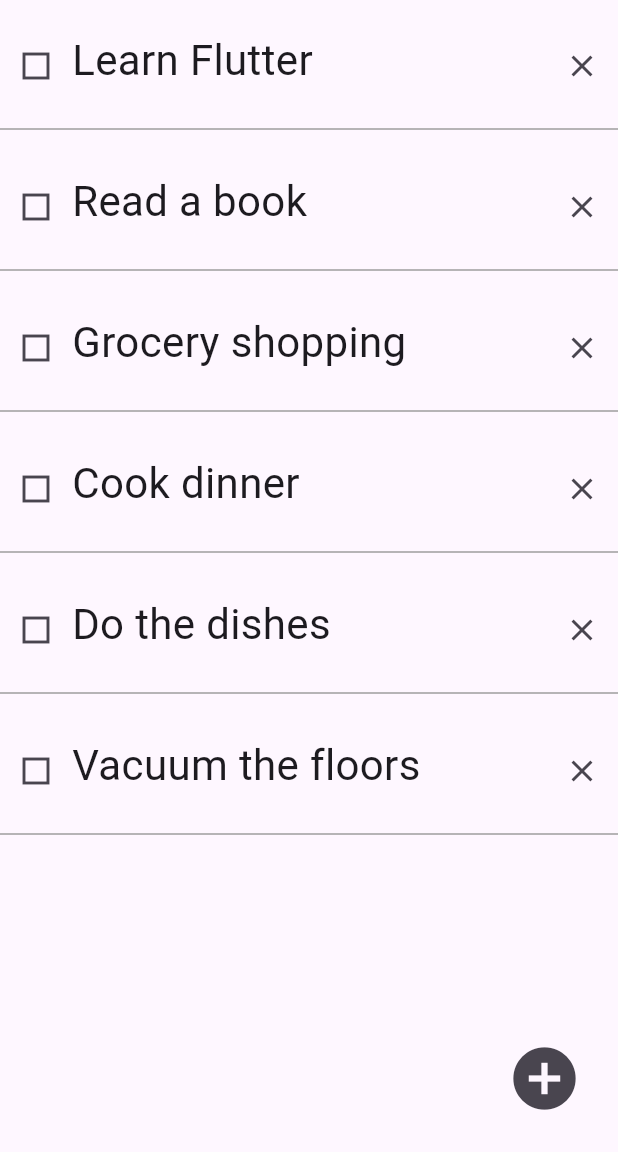
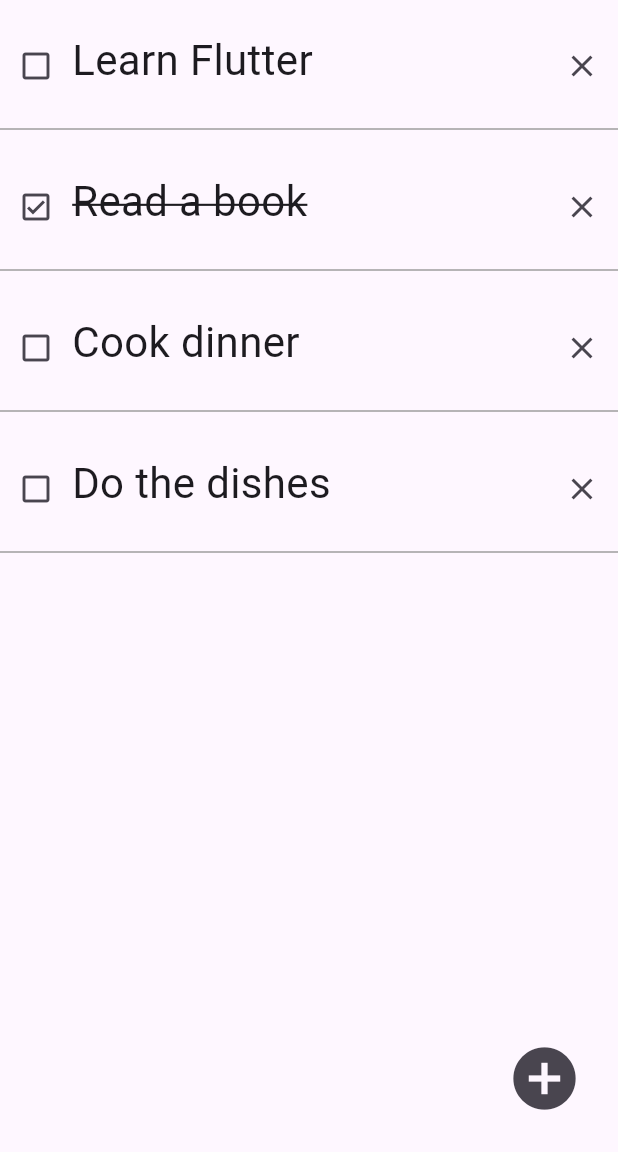
Before and after one commit to gu-tig333-ht24/gusthuemb, a Flutter app: the screen it shows after launch, on a phone screen of 412 x 824 dp, the part 84-1236 px from its top. Run offline on Flutter 3.47's test engine with Material 3 defaults, Android fonts, the phone set to English and light mode, and no system bars.

Commit message:
add provider package: add state: add functionality to buttons related to todo items and input functionality

```diff
--- a/lib/main.dart
+++ b/lib/main.dart
@@ -1,32 +1,61 @@
 import 'package:flutter/material.dart';
+import 'package:provider/provider.dart';
+
+class MyState extends ChangeNotifier {
+  List<Todo> _todos = [
+    Todo('Learn Flutter', false),
+    Todo('Read a book', true),
+    Todo('Cook dinner', false),
+    Todo('Do the dishes', false),
+  ];
+
+  List<Todo> get todos => _todos;
+
+  void addTodo(String title, bool checked) {
+    todos.add(Todo(title, checked));
+    notifyListeners();
+  }
+
+  void checkTask(Todo todo) {
+    todo.ischecked = !todo.ischecked;
+    notifyListeners();
+  }
+
+  void removeTask(Todo todo) {
+    todos.remove(todo);
+    notifyListeners();
+  }
+
+}
 
 void main() {
-  runApp(MaterialApp(
-    title: 'Todo app',
-    home: MyApp(),
-  ));
+  MyState state = MyState();
+  runApp(
+    ChangeNotifierProvider(
+        create: (context) => state,
+        child: MaterialApp(
+          title: 'Todo app',
+          home: MyApp(),
+        )),
+  );
 }
 
+
 class Todo {
-  String todo;
+  String task;
+  bool ischecked;
 
-  Todo(this.todo);
+  Todo(this.task, this.ischecked);
 }
+
 
 class MyApp extends StatelessWidget {
   const MyApp({super.key});
 
-  // This widget is the root of the application.
   @override
   Widget build(BuildContext context) {
-    List<Todo> todos = [
-      Todo('Learn Flutter'),
-      Todo('Read a book'),
-      Todo('Grocery shopping'),
-      Todo('Cook dinner'),
-      Todo('Do the dishes'),
-      Todo('Vacuum the floors'),
-    ];
+
+    var todos = context.watch<MyState>().todos;
 
     return MaterialApp(
       title: 'Flutter Demo',
@@ -37,7 +66,7 @@
           actions: [IconButton(onPressed: () {}, icon: Icon(Icons.more_vert))],
         ),
         body:
-            ListView(children: todos.map((todo) => _item(todo.todo)).toList()),
+            ListView(children: todos.map((todo) => _item(todo, context)).toList()),
         floatingActionButton: IconButton(
           onPressed: () {
             Navigator.push(
@@ -50,7 +79,7 @@
     );
   }
 
-  Widget _item(String todo) {
+  Widget _item(Todo todo, BuildContext context) {
     return Column(
       children: [
         Padding(padding: EdgeInsets.all(10)),
@@ -58,20 +87,20 @@
             mainAxisAlignment: MainAxisAlignment.start,
             crossAxisAlignment: CrossAxisAlignment.start,
             children: [
-              IconButton(onPressed: () {}, icon: Icon(Icons.square_outlined)),
+              IconButton(onPressed: () {context.read<MyState>().checkTask(todo);}, icon: Icon(todo.ischecked?Icons.check_box_outlined:Icons.check_box_outline_blank_outlined)),
               Expanded(
                 child: Column(
                   mainAxisAlignment: MainAxisAlignment.start,
                   crossAxisAlignment: CrossAxisAlignment.start,
                   children: [
                     Text(
-                      todo,
-                      style: TextStyle(fontSize: 28),
+                      todo.task,
+                      style: TextStyle(fontSize: 28, decoration: todo.ischecked?TextDecoration.lineThrough:TextDecoration.none),
                     ),
                   ],
                 ),
               ),
-              IconButton(onPressed: () {}, icon: Icon(Icons.clear_outlined)),
+              IconButton(onPressed: () {context.read<MyState>().removeTask(todo);}, icon: Icon(Icons.clear_outlined)),
             ]),
         Padding(padding: EdgeInsets.all(5)),
         Divider(
@@ -82,7 +111,24 @@
   }
 }
 
-class OtherView extends StatelessWidget {
+class OtherView extends StatefulWidget {
+  @override
+  State<OtherView> createState() => _OtherViewState();
+}
+
+class _OtherViewState extends State<OtherView> {
+  TextEditingController? textEditingController;
+
+  _OtherViewState() {
+    textEditingController = TextEditingController();
+  }
+
+  @override
+  void dispose() {
+    super.dispose();
+    textEditingController!.dispose();
+  }
+
   @override
   Widget build(BuildContext context) {
     return Scaffold(
@@ -103,6 +149,7 @@
                 decoration: InputDecoration(
                     border: OutlineInputBorder(),
                     labelText: 'What are you going to do?'),
+                controller: textEditingController,
               ),
             ),
           ),
@@ -110,7 +157,11 @@
             mainAxisAlignment: MainAxisAlignment.center,
             children: [
               TextButton.icon(
-                onPressed: () {},
+                onPressed: () {
+                context.read<MyState>().addTodo(textEditingController!.text, false);
+
+
+                },
                 icon: Icon(Icons.add),
                 label: Text('ADD'),
               ),
--- a/pubspec.yaml
+++ b/pubspec.yaml
@@ -35,6 +35,8 @@
   # The following adds the Cupertino Icons font to your application.
   # Use with the CupertinoIcons class for iOS style icons.
   cupertino_icons: ^1.0.8
+
+  provider: any
 
 dev_dependencies:
   flutter_test:
```
Also changed, not shown: pubspec.lock.
